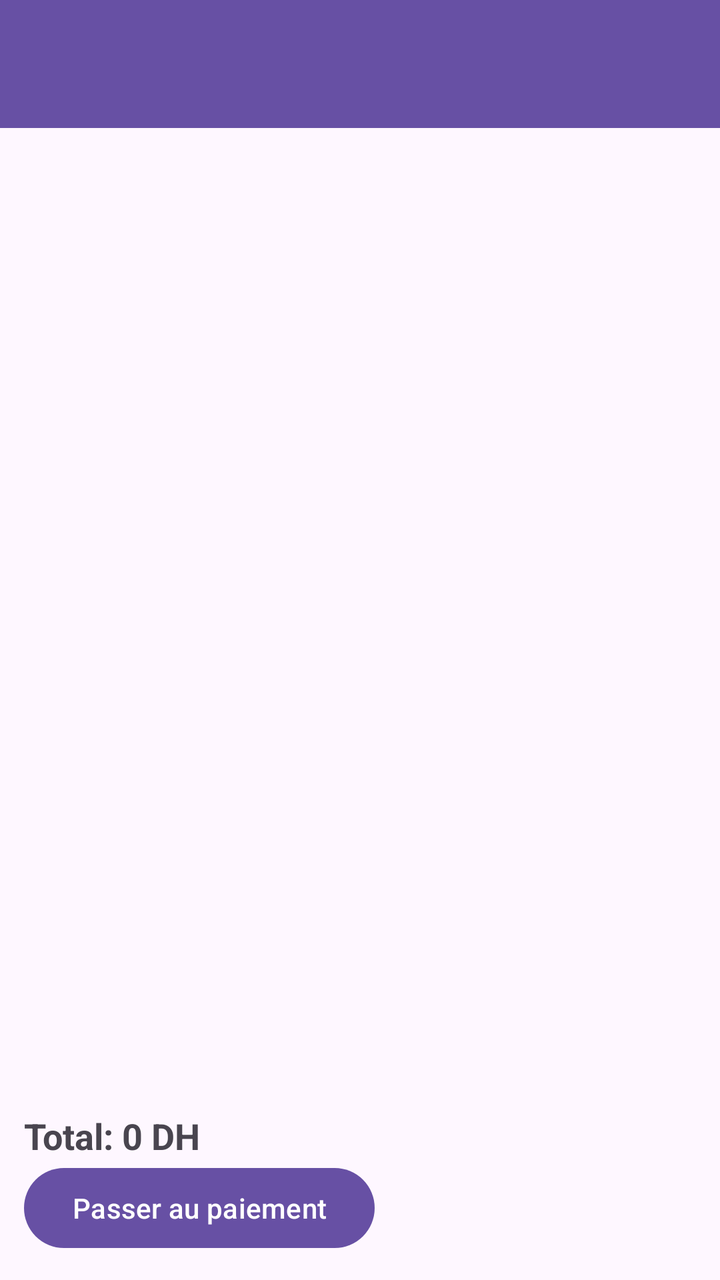
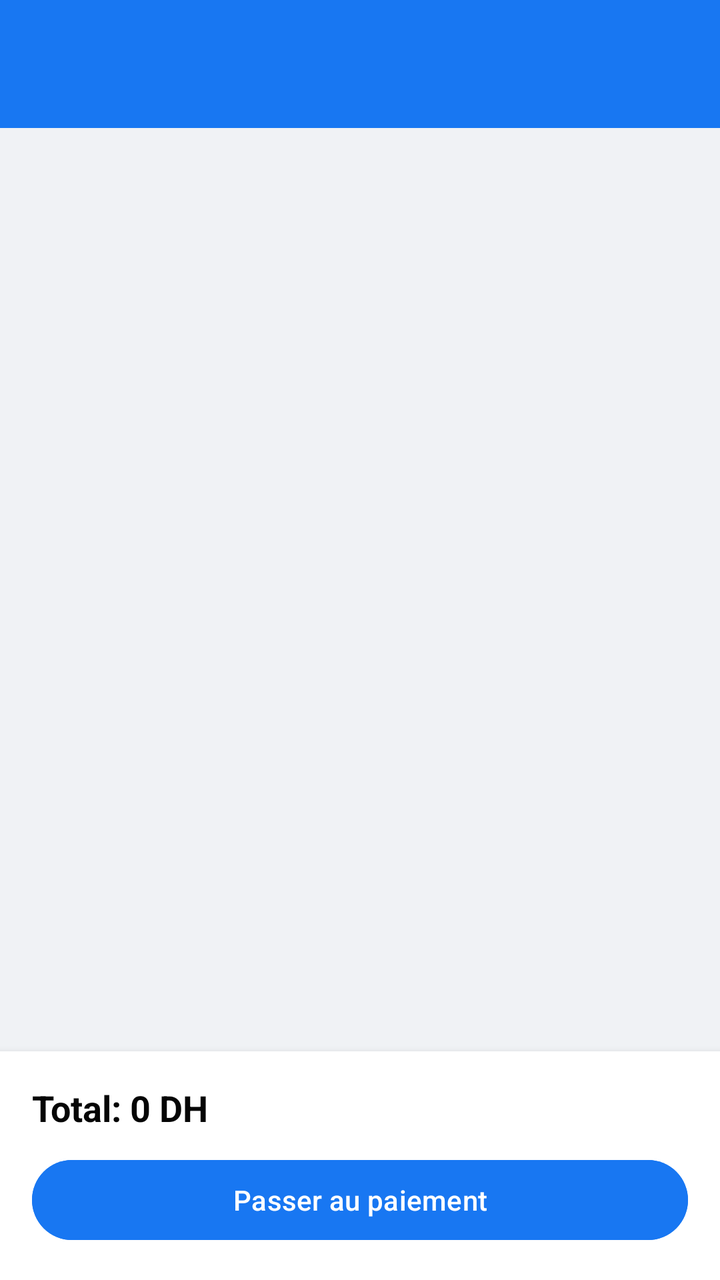

Screens rendered from an Android XML layout before and after an edit, with the pre-edit source and the edit as a unified diff.
<!-- AndroidManifest.xml: application theme Theme.VirtualStore -->
<!-- res/layout/activity_cart.xml -->
<LinearLayout xmlns:android="http://schemas.android.com/apk/res/android"
    xmlns:app="http://schemas.android.com/apk/res-auto"
    android:orientation="vertical"
    android:layout_width="match_parent"
    android:layout_height="match_parent">

    
    <androidx.appcompat.widget.Toolbar
        android:id="@+id/toolbar"
        android:layout_width="match_parent"
        android:layout_height="?attr/actionBarSize"
        android:background="?attr/colorPrimary"
        android:titleTextColor="@android:color/white"/>

    
    <androidx.recyclerview.widget.RecyclerView
        android:id="@+id/recyclerCart"
        android:layout_width="match_parent"
        android:layout_height="0dp"
        android:layout_weight="1"/>

    
    <LinearLayout
        android:padding="12dp"
        android:orientation="vertical"
        android:layout_width="wrap_content"
        android:layout_height="wrap_content">

        <TextView
            android:id="@+id/txtTotal"
            android:text="Total: 0 DH"
            android:textSize="18sp"
            android:textStyle="bold"
            android:layout_width="wrap_content"
            android:layout_height="wrap_content"/>

        <Button
            android:id="@+id/btnCheckout"
            android:text="Passer au paiement"
            android:layout_width="wrap_content"
            android:layout_height="wrap_content"/>
    </LinearLayout>

</LinearLayout>
<!-- resources referenced by this layout -->
<resources>
  <style name="Theme.VirtualStore" parent="Base.Theme.VirtualStore" />
  <style name="Base.Theme.VirtualStore" parent="Theme.Material3.DayNight.NoActionBar">
          
          
      </style>
</resources>

<!-- the commit's change to res/layout/activity_cart.xml (unified diff, before → after) -->
@@ -1,29 +1,29 @@
 <LinearLayout xmlns:android="http://schemas.android.com/apk/res/android"
-    xmlns:app="http://schemas.android.com/apk/res-auto"
     android:orientation="vertical"
+    android:background="@color/fb_background"
     android:layout_width="match_parent"
     android:layout_height="match_parent">
 
-    
     <androidx.appcompat.widget.Toolbar
         android:id="@+id/toolbar"
         android:layout_width="match_parent"
         android:layout_height="?attr/actionBarSize"
-        android:background="?attr/colorPrimary"
-        android:titleTextColor="@android:color/white"/>
+        android:background="@color/fb_blue"
+        android:titleTextColor="@color/white"/>
 
-    
     <androidx.recyclerview.widget.RecyclerView
         android:id="@+id/recyclerCart"
         android:layout_width="match_parent"
         android:layout_height="0dp"
-        android:layout_weight="1"/>
+        android:layout_weight="1"
+        android:padding="8dp"/>
 
-    
     <LinearLayout
-        android:padding="12dp"
+        android:padding="16dp"
         android:orientation="vertical"
-        android:layout_width="wrap_content"
+        android:background="@color/white"
+        android:elevation="6dp"
+        android:layout_width="match_parent"
         android:layout_height="wrap_content">
 
         <TextView
@@ -31,13 +31,17 @@
             android:text="Total: 0 DH"
             android:textSize="18sp"
             android:textStyle="bold"
+            android:textColor="@color/fb_text_primary"
             android:layout_width="wrap_content"
             android:layout_height="wrap_content"/>
 
         <Button
             android:id="@+id/btnCheckout"
             android:text="Passer au paiement"
-            android:layout_width="wrap_content"
+            android:layout_marginTop="10dp"
+            android:textColor="@color/white"
+            android:backgroundTint="@color/fb_blue"
+            android:layout_width="match_parent"
             android:layout_height="wrap_content"/>
     </LinearLayout>
 
<!-- resource entries referenced after the edit -->
@@ -1,5 +1,9 @@
 <!-- resources referenced by this layout -->
 <resources>
+  <color name="fb_background">#F0F2F5</color>
+  <color name="fb_blue">#1877F2</color>
+  <color name="fb_text_primary">#050505</color>
+  <color name="white">#FFFFFF</color>
   <style name="Theme.VirtualStore" parent="Base.Theme.VirtualStore" />
   <style name="Base.Theme.VirtualStore" parent="Theme.Material3.DayNight.NoActionBar">
           
